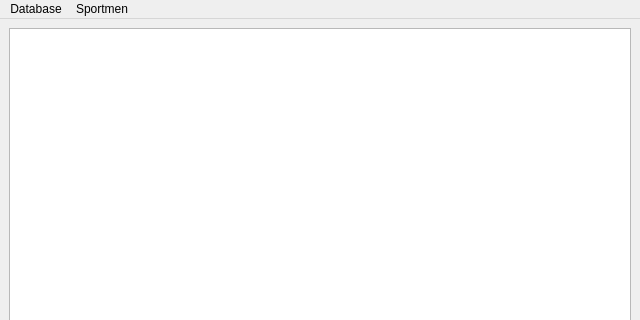
Old version of the form mainwindow.ui in the repository bykov-mikhael/otus-qt-ls003; both pictures show x 0 to 640 and y 0 to 320 of the 640 by 507 pixel window.
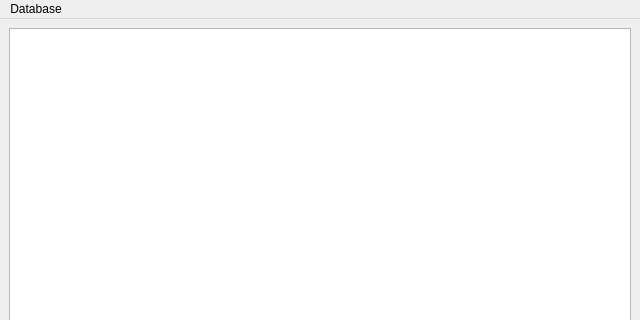
New version of the form.

The edit to the form file:
```diff
--- a/mainwindow.ui
+++ b/mainwindow.ui
@@ -34,17 +34,8 @@
      <string>Database</string>
     </property>
     <addaction name="aConnectDB"/>
-    <addaction name="aSelectSPORTMEN"/>
-   </widget>
-   <widget class="QMenu" name="menuSportmen">
-    <property name="title">
-     <string>Sportmen</string>
-    </property>
-    <addaction name="aAddRecord"/>
-    <addaction name="aUpdRecord"/>
    </widget>
    <addaction name="menuFile"/>
-   <addaction name="menuSportmen"/>
   </widget>
   <widget class="QStatusBar" name="statusbar"/>
   <action name="aConnectDB">
```
